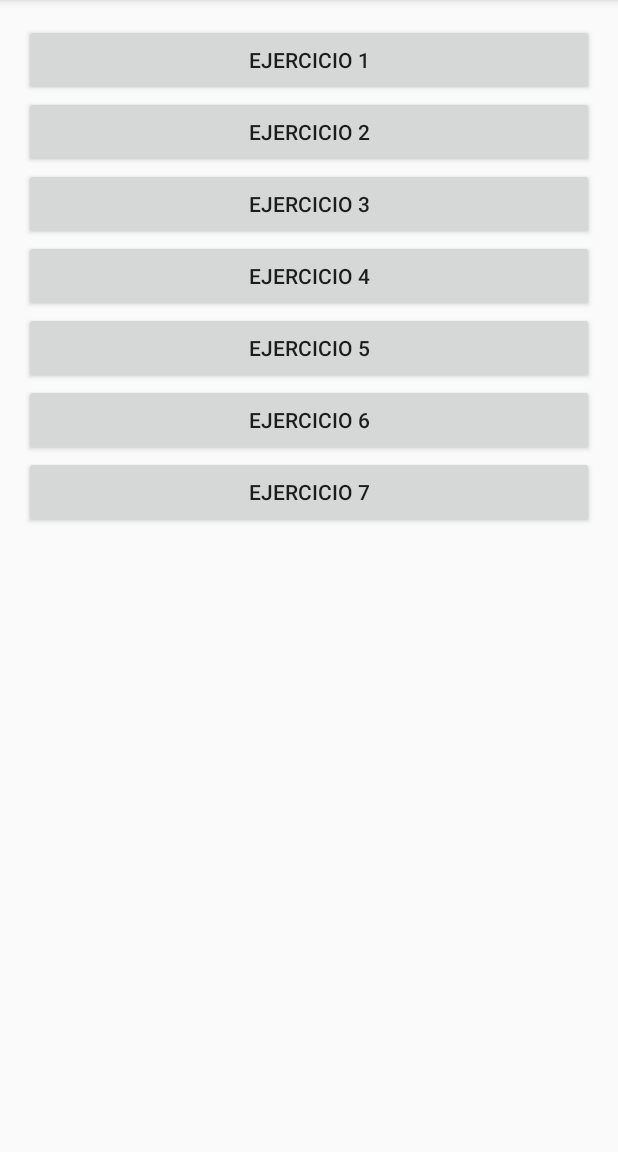
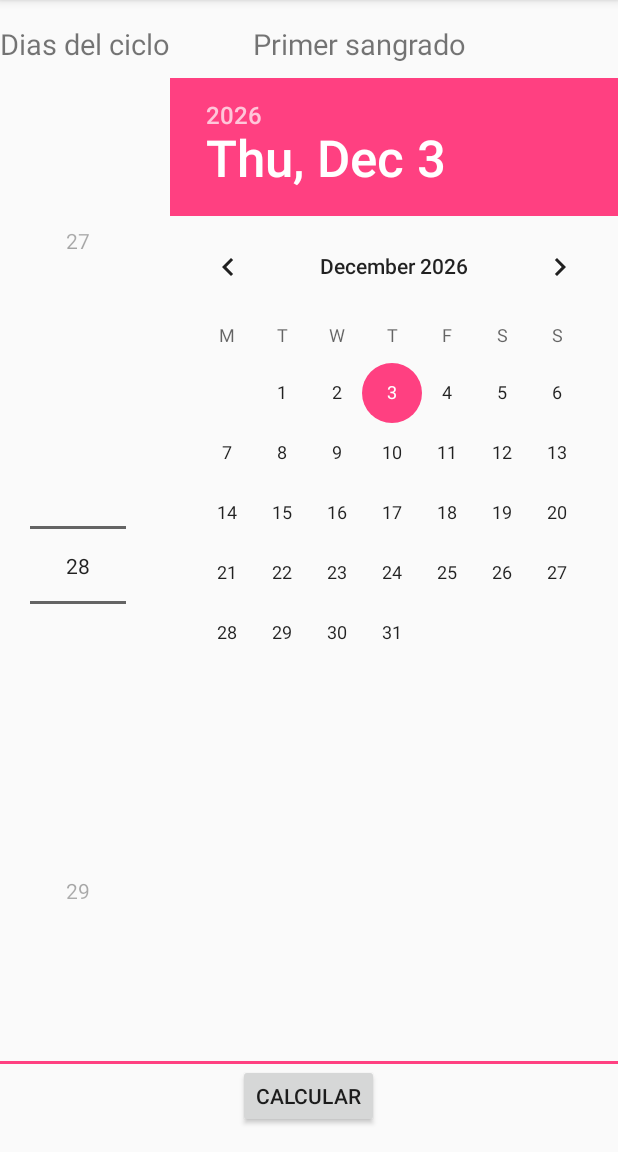
Before and after one commit to DanielAcedo/IntroduccionADatos_Ficheros, an Android app: the screen it shows after launch (MainActivity before the commit, Ejercicio3Activity after it), after a tap on "EJERCICIO 3", on a phone screen of 412 x 824 dp, the part 84-1236 px from its top. Run offline under Robolectric (Android 15) with nearby library versions, the phone set to English and light mode, and no system bars.

Commit message:
Finished exercise 3

```diff
--- a/app/build.gradle
+++ b/app/build.gradle
@@ -30,5 +30,6 @@ dependencies {
     compile 'com.loopj.android:android-async-http:1.4.9'
     compile 'com.squareup.okhttp3:okhttp:3.4.2'
     compile 'com.android.volley:volley:1.0.0'
+    compile 'joda-time:joda-time:2.9.6'
     testCompile 'junit:junit:4.12'
 }
--- /dev/null
+++ b/app/src/main/java/com/danielacedo/introduccionadatos_ficheros/Ejercicio3/Ejercicio3Activity.java
@@ -0,0 +1,121 @@
+package com.danielacedo.introduccionadatos_ficheros.Ejercicio3;
+
+
+import android.app.AlertDialog;
+import android.content.DialogInterface;
+import android.os.Environment;
+import android.support.v7.app.AppCompatActivity;
+import android.os.Bundle;
+import android.view.View;
+import android.widget.Button;
+import android.widget.DatePicker;
+import android.widget.NumberPicker;
+import android.widget.Toast;
+
+import com.danielacedo.introduccionadatos_ficheros.Ejercicio4.Ejercicio4Activity;
+import com.danielacedo.introduccionadatos_ficheros.R;
+
+import org.joda.time.DateTime;
+import org.joda.time.DateTimeUtils;
+import org.joda.time.DateTimeZone;
+import org.joda.time.format.DateTimeFormatter;
+
+import java.io.BufferedWriter;
+import java.io.File;
+import java.io.FileOutputStream;
+import java.io.IOException;
+import java.io.OutputStreamWriter;
+import java.util.Calendar;
+import java.util.Locale;
+import java.util.TimeZone;
+
+public class Ejercicio3Activity extends AppCompatActivity {
+
+    private final int MIN_CYCLE_DAYS = 21;
+    private final int MAX_CYCLE_DAYS = 35;
+    private final int DEFAULT_CYCLE_DAY = 28;
+
+    private final String FILENAME = "diasfertiles.txt";
+
+    private NumberPicker np_cycle;
+    private DatePicker dp_firstBlood;
+    private Button btn_Calculate;
+
+    private DateTime calendar;
+
+    @Override
+    protected void onCreate(Bundle savedInstanceState) {
+        super.onCreate(savedInstanceState);
+        setContentView(R.layout.activity_ejercicio3);
+
+        calendar = new DateTime(DateTimeZone.getDefault());
+
+        np_cycle = (NumberPicker) findViewById(R.id.np_cycle);
+        np_cycle.setMinValue(MIN_CYCLE_DAYS);
+        np_cycle.setMaxValue(MAX_CYCLE_DAYS);
+        np_cycle.setValue(DEFAULT_CYCLE_DAY);
+
+        btn_Calculate = (Button) findViewById(R.id.btn_Calculate);
+        btn_Calculate.setOnClickListener(new View.OnClickListener() {
+            @Override
+            public void onClick(View v) {
+                calculateFertileDays(calendar, np_cycle.getValue());
+            }
+        });
+
+        dp_firstBlood = (DatePicker) findViewById(R.id.dp_firstBlood);
+        dp_firstBlood.init(calendar.getYear(), calendar.getMonthOfYear()-1, calendar.getDayOfMonth(), new DatePicker.OnDateChangedListener() { //Calendar months starts with 0 and DateTime with 1
+            @Override
+            public void onDateChanged(DatePicker view, int year, int monthOfYear, int dayOfMonth) {
+                calendar = calendar.withYear(year).withMonthOfYear(monthOfYear+1).withDayOfMonth(dayOfMonth);
+            }
+        });
+    }
+
+
+    private void calculateFertileDays(DateTime cal, int cycleDays) {
+        final DateTime ovulationDay = cal.plusDays(cycleDays).minusDays(14);
+        DateTime today = new DateTime();
+
+        boolean isFertile = (today.isBefore(ovulationDay.plusDays(2)) && today.isAfter(ovulationDay.minusDays(3))); //If today is between the fertileDays
+        String dialogMessage = "Ovulación: " + ovulationDay.toString("d/M") + "\nDías fertiles: De " + ovulationDay.minusDays(2).toString("d/M") + " a " + ovulationDay.plusDays(1).toString("d/M")+"\n";
+
+        if (isFertile) {
+            dialogMessage+="\n¡Hoy te encuentras en un día fertil!";
+        }else{
+            dialogMessage+="\nHoy no te encuentras en un día fertil";
+        }
+
+        AlertDialog dialog = new AlertDialog.Builder(Ejercicio3Activity.this).create();
+        dialog.setTitle("Fertilidad");
+        dialog.setMessage(dialogMessage);
+        dialog.setButton(AlertDialog.BUTTON_NEUTRAL, "OK", new DialogInterface.OnClickListener() {
+            @Override
+            public void onClick(DialogInterface dialog, int which) {
+                dialog.dismiss();
+                saveFertileDays(ovulationDay.minusDays(2), ovulationDay.plusDays(1));
+            }
+        });
+
+        dialog.show();
+
+    }
+
+    private void saveFertileDays(DateTime firstDay, DateTime lastDay){
+        if(Environment.getExternalStorageState().equals(Environment.MEDIA_MOUNTED)){
+            File file = new File(Environment.getExternalStorageDirectory(), FILENAME);
+
+            try {
+
+                    BufferedWriter writer = new BufferedWriter(new OutputStreamWriter(new FileOutputStream(file), "UTF-8"));
+                    writer.write(firstDay.toString("d-M-y")+";"+lastDay.toString("d-M-y"));
+                    writer.close();
+                    Toast.makeText(Ejercicio3Activity.this, "Dias fertiles guardadados en "+ file.getPath(), Toast.LENGTH_SHORT).show();
+
+
+            } catch (IOException e) {
+                e.printStackTrace();
+            }
+        }
+    }
+}
--- a/app/src/main/java/com/danielacedo/introduccionadatos_ficheros/MainActivity.java
+++ b/app/src/main/java/com/danielacedo/introduccionadatos_ficheros/MainActivity.java
@@ -7,6 +7,7 @@ import android.view.View;
 
 import com.danielacedo.introduccionadatos_ficheros.Ejercicio1.Ejercicio1Activity;
 import com.danielacedo.introduccionadatos_ficheros.Ejercicio2.Ejercicio2Activity;
+import com.danielacedo.introduccionadatos_ficheros.Ejercicio3.Ejercicio3Activity;
 import com.danielacedo.introduccionadatos_ficheros.Ejercicio4.Ejercicio4Activity;
 import com.danielacedo.introduccionadatos_ficheros.Ejercicio5.Ejercicio5MainActivity;
 import com.danielacedo.introduccionadatos_ficheros.Ejercicio7.Ejercicio7Activity;
@@ -33,6 +34,10 @@ public class MainActivity extends AppCompatActivity implements View.OnClickListe
                 intent = new Intent(MainActivity.this, Ejercicio2Activity.class);
                 startActivity(intent);
                 break;
+            case R.id.btn_Ej3:
+                intent = new Intent(MainActivity.this, Ejercicio3Activity.class);
+                startActivity(intent);
+                break;
             case R.id.btn_Ej4:
                 intent = new Intent(MainActivity.this, Ejercicio4Activity.class);
                 startActivity(intent);
--- /dev/null
+++ b/app/src/main/res/layout/activity_ejercicio3.xml
@@ -0,0 +1,72 @@
+<?xml version="1.0" encoding="utf-8"?>
+<LinearLayout xmlns:android="http://schemas.android.com/apk/res/android"
+    xmlns:tools="http://schemas.android.com/tools"
+    android:id="@+id/activity_ejercicio3"
+    android:layout_width="match_parent"
+    android:layout_height="match_parent"
+    android:orientation="vertical"
+    android:paddingBottom="@dimen/activity_vertical_margin"
+    android:paddingTop="@dimen/activity_vertical_margin"
+    tools:context="com.danielacedo.introduccionadatos_ficheros.Ejercicio3.Ejercicio3Activity">
+
+    <RelativeLayout
+        android:layout_width="wrap_content"
+        android:layout_height="wrap_content"
+        android:layout_weight="10">
+
+        <TextView
+            android:layout_width="wrap_content"
+            android:layout_height="wrap_content"
+            android:text="Dias del ciclo"
+            android:textSize="19sp"
+            android:id="@+id/txv_cycleTitle"/>
+
+        <NumberPicker
+            android:layout_width="wrap_content"
+            android:layout_height="match_parent"
+            android:layout_below="@id/txv_cycleTitle"
+            android:layout_marginLeft="20dp"
+            android:layout_marginTop="10dp"
+            android:id="@+id/np_cycle" />
+
+        <DatePicker
+            android:layout_width="210dp"
+            android:layout_height="match_parent"
+            android:layout_toRightOf="@id/txv_cycleTitle"
+            android:layout_alignTop="@id/np_cycle"
+            android:layout_alignParentEnd="true"
+            android:layout_alignParentBottom="true"
+            android:id="@+id/dp_firstBlood"
+            android:firstDayOfWeek="2" />
+
+        <TextView
+            android:layout_width="wrap_content"
+            android:layout_height="wrap_content"
+            android:layout_toRightOf="@id/txv_cycleTitle"
+            android:layout_toEndOf="@id/txv_cycleTitle"
+            android:layout_alignStart="@id/dp_firstBlood"
+            android:text="Primer sangrado"
+            android:textSize="19sp"
+            android:layout_marginLeft="55dp"
+            android:id="@+id/txv_firstBloodTitle"/>
+    </RelativeLayout>
+
+    <View
+        android:layout_width="match_parent"
+        android:layout_height="2dp"
+        android:layout_marginTop="5dp"
+        android:background="@color/colorAccent"/>
+
+    <Button
+        android:layout_width="wrap_content"
+        android:layout_height="wrap_content"
+        android:layout_below="@id/dp_firstBlood"
+        android:layout_centerHorizontal="true"
+        android:layout_gravity="center_horizontal"
+        android:layout_weight="1"
+        android:text="Calcular"
+        android:id="@+id/btn_Calculate"/>
+
+
+
+</LinearLayout>
```
Also changed, not shown: app/src/main/AndroidManifest.xml (+27 -10 lines).
